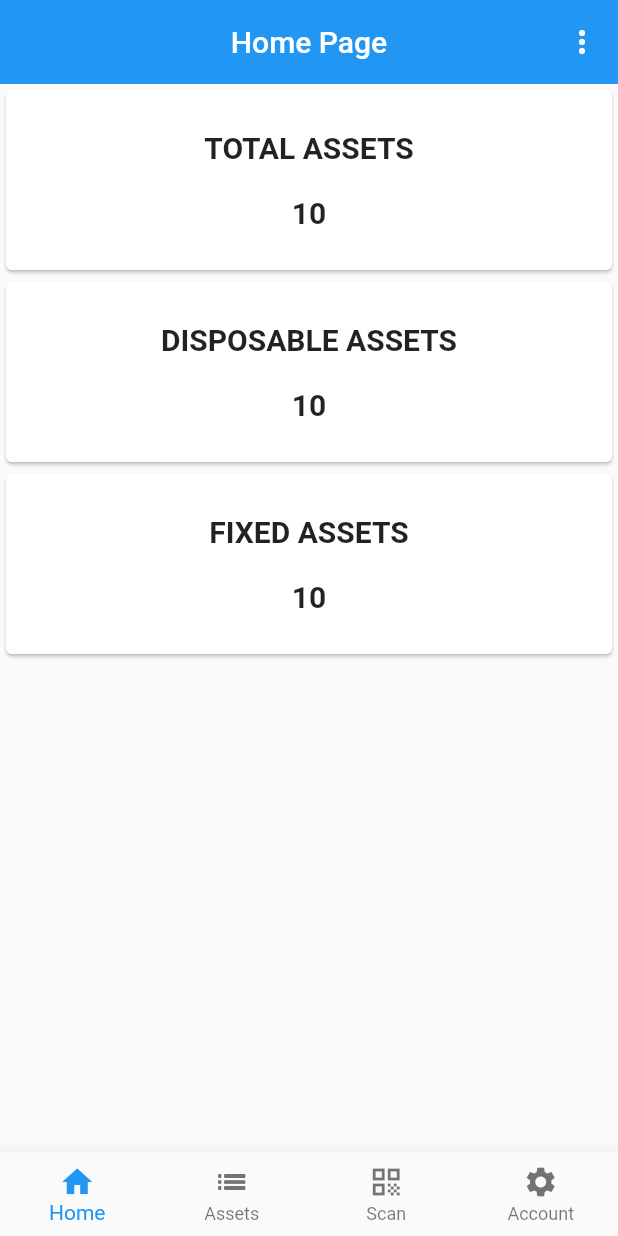
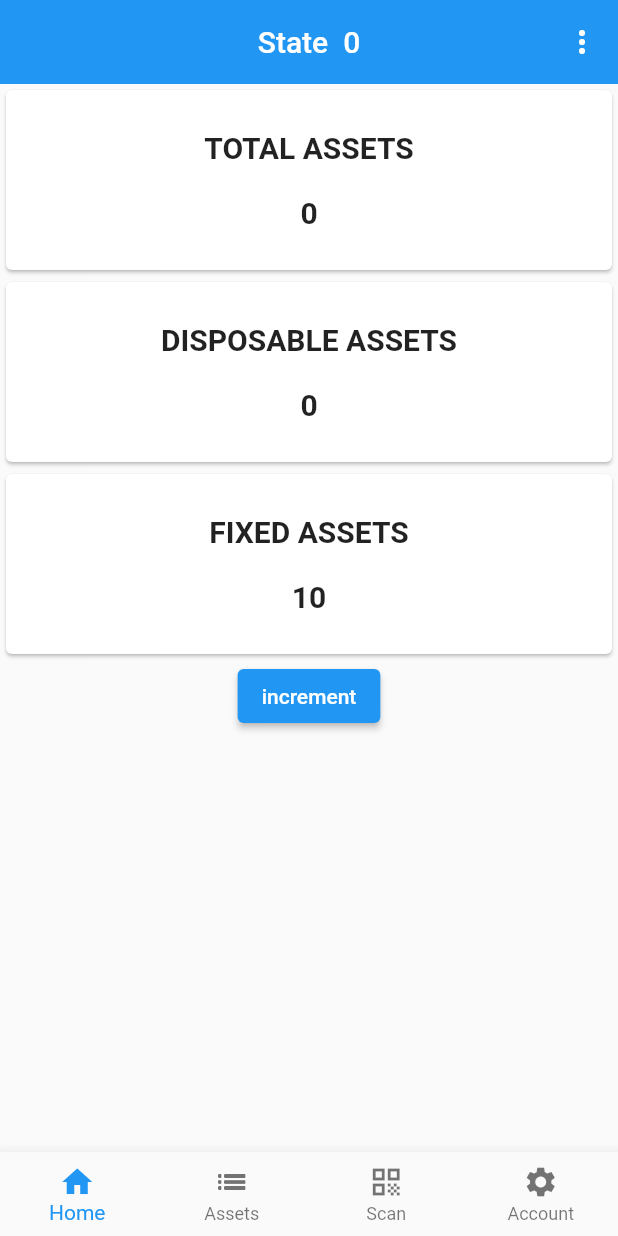
Before and after one commit to tajulasri/flutter-101, a Flutter app: the screen it shows after launch, on a phone screen of 412 x 824 dp. Run offline on Flutter 3.47's test engine with Material 2 defaults, Android fonts, the light colour scheme and no system bars; network calls fail.

Commit message:
working with provider

```diff
--- /dev/null
+++ b/lib/providers/dashboard_provider.dart
@@ -0,0 +1,21 @@
+//
+// Our dashboard state provider
+//
+
+import 'package:flutter/cupertino.dart';
+import 'package:provider/provider.dart';
+
+class DashboardProvider with ChangeNotifier {
+  //initiate private variable @ property untuk our state
+  int _totalAssetCount = 0;
+  //we exposing our property state by declaring
+  //getters for private access _totalAssetCount
+  int get totalAssetCount => _totalAssetCount;
+
+  //method to simulate our change notifier
+  //and implementing how provider works
+  incrementCounter() {
+    _totalAssetCount++;
+    notifyListeners();
+  }
+}
--- a/lib/screens/dashboard.dart
+++ b/lib/screens/dashboard.dart
@@ -1,7 +1,9 @@
+import 'package:asset_kktm/providers/dashboard_provider.dart';
 import 'package:flutter/material.dart';
+import 'package:provider/src/provider.dart';
 
 class DashBoardScreen extends StatelessWidget {
-  const DashBoardScreen({Key? key}) : super(key: key);
+  DashBoardScreen({Key? key}) : super(key: key);
 
   @override
   Widget build(BuildContext context) {
@@ -15,7 +17,7 @@ class DashBoardScreen extends StatelessWidget {
                 width: double.infinity,
                 child: Column(
                   mainAxisAlignment: MainAxisAlignment.center,
-                  children: const [
+                  children: [
                     Text(
                       "TOTAL ASSETS",
                       style: TextStyle(
@@ -27,7 +29,10 @@ class DashBoardScreen extends StatelessWidget {
                       height: 20,
                     ),
                     Text(
-                      "10",
+                      context
+                          .watch<DashboardProvider>()
+                          .totalAssetCount
+                          .toString(),
                       style: TextStyle(
                         fontSize: 20,
                         fontWeight: FontWeight.bold,
@@ -43,7 +48,7 @@ class DashBoardScreen extends StatelessWidget {
                 width: double.infinity,
                 child: Column(
                   mainAxisAlignment: MainAxisAlignment.center,
-                  children: const [
+                  children: [
                     Text(
                       "DISPOSABLE ASSETS",
                       style: TextStyle(
@@ -55,7 +60,10 @@ class DashBoardScreen extends StatelessWidget {
                       height: 20,
                     ),
                     Text(
-                      "10",
+                      context
+                          .watch<DashboardProvider>()
+                          .totalAssetCount
+                          .toString(),
                       style: TextStyle(
                         fontSize: 20,
                         fontWeight: FontWeight.bold,
@@ -92,7 +100,11 @@ class DashBoardScreen extends StatelessWidget {
                   ],
                 ),
               ),
-            )
+            ),
+            ElevatedButton(
+                onPressed: () =>
+                    context.read<DashboardProvider>().incrementCounter(),
+                child: Text("increment"))
           ],
         ),
       ),
--- a/lib/screens/home_page.dart
+++ b/lib/screens/home_page.dart
@@ -1,10 +1,12 @@
 import 'dart:ui';
 
+import 'package:asset_kktm/providers/dashboard_provider.dart';
 import 'package:asset_kktm/screens/add_contact.dart';
 import 'package:asset_kktm/screens/dashboard.dart';
 import 'package:asset_kktm/screens/list_view.dart';
 import 'package:asset_kktm/services/api.dart';
 import 'package:flutter/material.dart';
+import 'package:provider/src/provider.dart';
 
 class HomePageScreen extends StatefulWidget {
   const HomePageScreen({Key? key}) : super(key: key);
@@ -48,7 +50,9 @@ class _HomePageScreenState extends State<HomePageScreen> {
           )
         : Scaffold(
             appBar: AppBar(
-              title: Text(pageTitle),
+              title: Text(
+                "State  ${context.watch<DashboardProvider>().totalAssetCount.toString()}",
+              ),
               centerTitle: true,
               elevation: 0,
               actions: [
--- a/pubspec.yaml
+++ b/pubspec.yaml
@@ -34,7 +34,7 @@ dependencies:
   # The following adds the Cupertino Icons font to your application.
   # Use with the CupertinoIcons class for iOS style icons.
   cupertino_icons: ^1.0.2
-  qr_code_scanner: ^0.6.1
+  #qr_code_scanner: ^0.6.1
   http: ^0.13.4
   provider: ^6.0.1
 
```
Also changed, not shown: lib/main.dart (+12 -1 lines), pubspec.lock.
